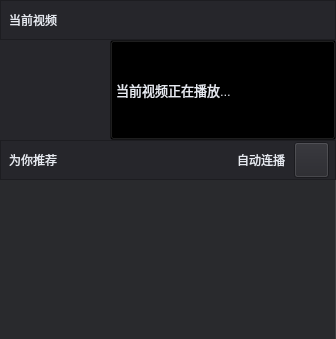
Above: VideoPlayer/videomodels/RecomVideoTab.ui from huizhang556/pc-video-player before the change. Below: the same form after it.
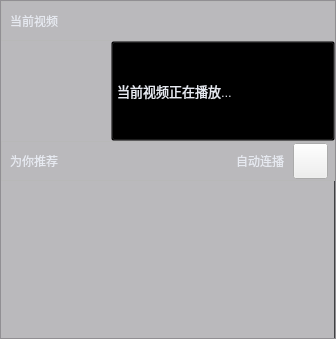
That is the form after the change. Icons and pictures are not drawn.

The edit to the form file:
```diff
--- a/VideoPlayer/videomodels/RecomVideoTab.ui
+++ b/VideoPlayer/videomodels/RecomVideoTab.ui
@@ -14,7 +14,7 @@
    <string>Form</string>
   </property>
   <property name="styleSheet">
-   <string notr="true">background-color: #26262b;</string>
+   <string notr="true"/>
   </property>
   <layout class="QVBoxLayout" name="verticalLayout_2">
    <property name="spacing">
@@ -33,6 +33,36 @@
     <number>0</number>
    </property>
    <item>
+    <widget class="QFrame" name="frame_bgmask">
+     <property name="styleSheet">
+      <string notr="true">#frame_bgmask
+{
+background-color: rgba(60, 56, 66,0.3);
+}</string>
+     </property>
+     <property name="frameShape">
+      <enum>QFrame::StyledPanel</enum>
+     </property>
+     <property name="frameShadow">
+      <enum>QFrame::Raised</enum>
+     </property>
+     <layout class="QVBoxLayout" name="verticalLayout_4">
+      <property name="spacing">
+       <number>0</number>
+      </property>
+      <property name="leftMargin">
+       <number>0</number>
+      </property>
+      <property name="topMargin">
+       <number>0</number>
+      </property>
+      <property name="rightMargin">
+       <number>0</number>
+      </property>
+      <property name="bottomMargin">
+       <number>0</number>
+      </property>
+      <item>
     <layout class="QVBoxLayout" name="verticalLayout">
      <property name="spacing">
       <number>0</number>
@@ -136,7 +166,10 @@
         </size>
        </property>
        <property name="styleSheet">
-        <string notr="true">background-color: #26262b;</string>
+           <string notr="true">#widget_current
+{
+background-color: transparent;
+}</string>
        </property>
        <layout class="QVBoxLayout" name="verticalLayout_3">
         <property name="spacing">
@@ -391,37 +424,41 @@
      <item>
       <widget class="QListWidget" name="listWidget_recommend">
        <property name="styleSheet">
-        <string notr="true">#listWidget_recommend
+           <string notr="true">QListWidget
 {
 border:0px solid #3f4042;
 border-right-width:1px;
-background-color: #292a2d;
+background-color: transparent;
 }
 
-#listWidget_recommend::item
+QListWidget::item
 {
-background-color: #292a2d;
-color: transparent;
 margin:1px;
+color: transparent;
+background-color: rgba(60, 56, 66,0.3);
 }
 
-#listWidget_recommend::item:selected
+QListWidget::item:selected
 {
-background-color: #3e3f42;
 border: 1px solid #ff4335;
-color: transparent;
+background-color: rgba(60, 56, 66,0.4);
 }
 
-#listWidget_recommend::item:hover
+QListWidget::item:hover
 {
 background-color: #3e3f42;
 border: 1px solid #4ea018;
-color: transparent;
-}</string>
+background-color: rgba(60, 56, 66,0.4);
+}
+
+</string>
        </property>
       </widget>
      </item>
     </layout>
+      </item>
+     </layout>
+    </widget>
    </item>
   </layout>
  </widget>
```
Left out of the diff: 5 changed lines with no effect on the pictures. Lines whose indentation alone changed are shown as unchanged.
